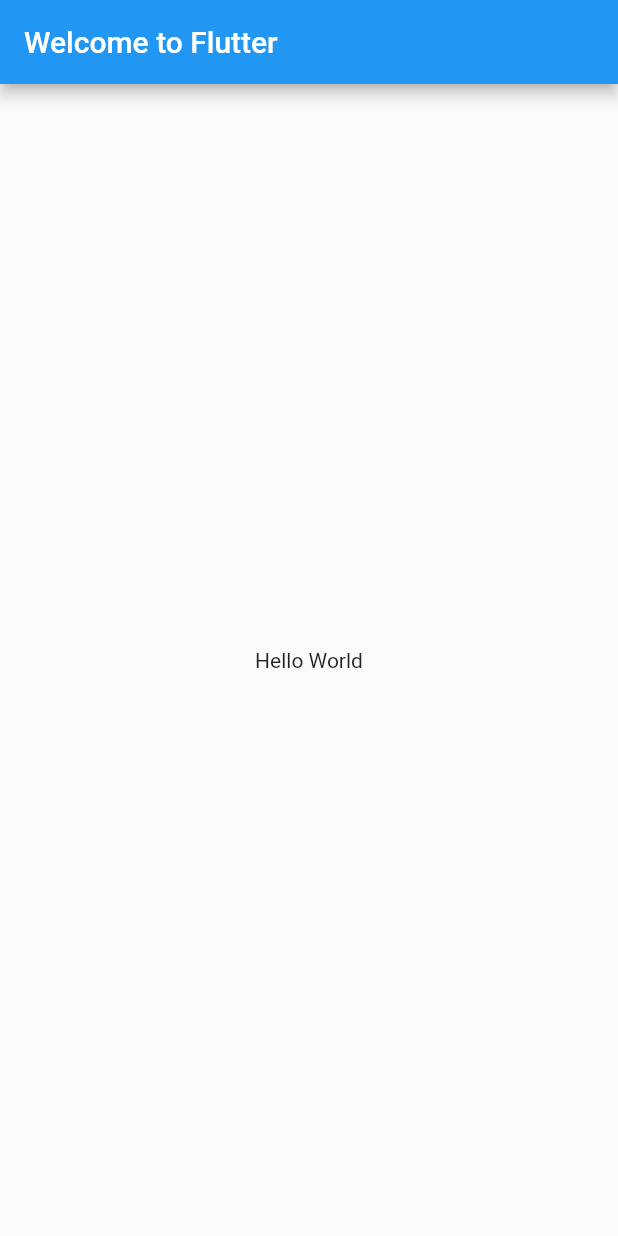
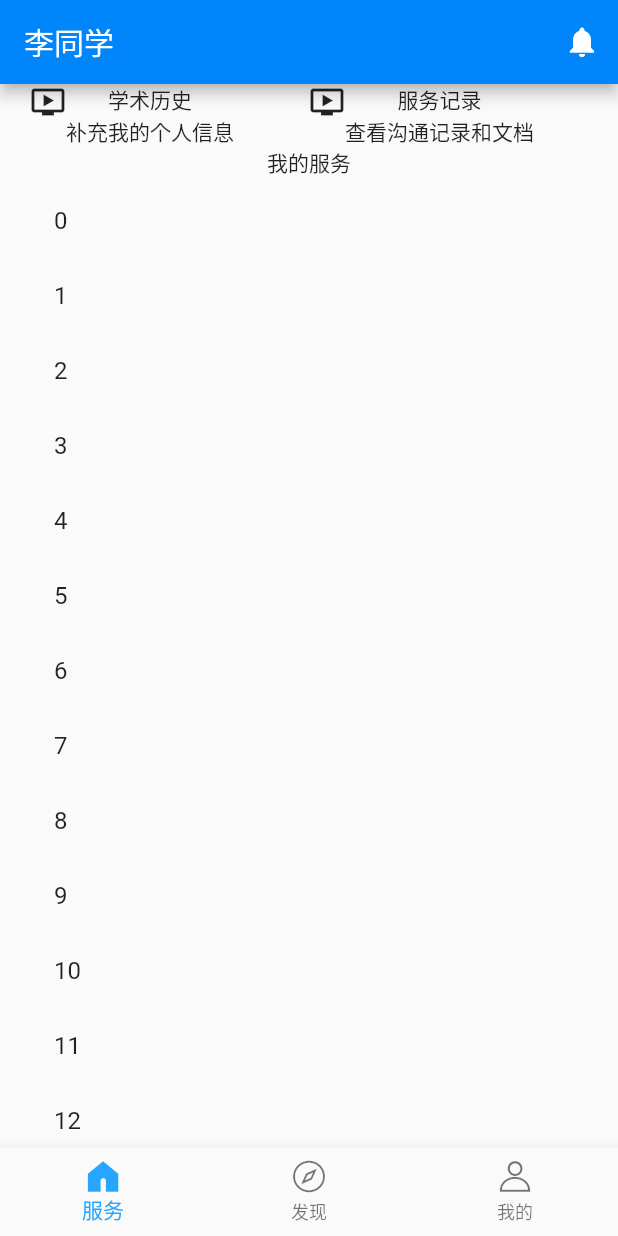
Before and after one commit to kui-wang-dada/myFlutter, a Flutter app: the screen it shows after launch, on a phone screen of 412 x 824 dp. Run offline on Flutter 3.47's test engine with Material 2 defaults, Android fonts, the phone set to English and light mode, and no system bars; our stand-ins replace fluro; statements that could not run were skipped.

Commit message:
底部栏和属性熟悉

```diff
--- a/lib/main.dart
+++ b/lib/main.dart
@@ -1,19 +1,32 @@
+import 'package:fluro/fluro.dart';
 import 'package:flutter/material.dart';
+import 'package:hello_world/routes/container_page.dart';
+import 'package:hello_world/routes/application.dart';
+import 'package:hello_world/routes/routes.dart';
 
-void main() => runApp(new MyApp());
+void main() => runApp(MyApp());
 
 class MyApp extends StatelessWidget {
   @override
   Widget build(BuildContext context) {
-    return new MaterialApp(
-      title: 'Welcome to Flutter',
-      home: new Scaffold(
-        appBar: new AppBar(
-          title: new Text('Welcome to Flutter'),
+    //-----------------路由主要代码start
+    final router = Router();
+    Routes.configureRoutes(router);
+    Application.router = router;
+    //-----------------路由主要代码end
+
+    return Container(
+      child: MaterialApp(
+        title: 'fluro',
+        //-----------------路由主要代码start
+        onGenerateRoute: Application.router.generator,
+        //-----------------路由主要代码end
+        debugShowCheckedModeBanner: false,
+        theme: ThemeData(
+          brightness: Brightness.light,
+          primaryColor: Color(int.parse('0086fa', radix: 16)).withAlpha(255),
         ),
-        body: new Center(
-          child: new Text('Hello World'),
-        ),
+        home: ContainerPage(),
       ),
     );
   }
--- /dev/null
+++ b/lib/routes/application.dart
@@ -0,0 +1,5 @@
+import 'package:fluro/fluro.dart';
+
+class Application {
+  static Router router;
+}
--- /dev/null
+++ b/lib/routes/container_page.dart
@@ -0,0 +1,135 @@
+import 'package:flutter/material.dart';
+import 'package:hello_world/view/page/service/service.dart';
+import 'package:hello_world/view/page/find/find.dart';
+import 'package:hello_world/view/page/my/my.dart';
+
+///这个页面是作为整个APP的最外层的容器，以Tab为基础控制每个item的显示与隐藏
+class ContainerPage extends StatefulWidget {
+  ContainerPage({Key key}) : super(key: key);
+
+  @override
+  State<StatefulWidget> createState() {
+    return _ContainerPageState();
+  }
+}
+
+class _Item {
+  String name;
+  int activeIcon, normalIcon;
+
+  _Item(this.name, this.activeIcon, this.normalIcon);
+}
+
+class _ContainerPageState extends State<ContainerPage> {
+  List<Widget> pages;
+
+  final defaultItemColor = Color.fromARGB(255, 125, 125, 125);
+
+  final itemNames = [
+    _Item('服务', 0xe70f, 0xe711),
+    _Item('发现', 0xe963, 0xe962),
+    _Item('我的', 0xe70a, 0xe70e),
+  ];
+
+  List<BottomNavigationBarItem> itemList;
+
+  @override
+  void initState() {
+    super.initState();
+    print('initState _ContainerPageState');
+    if (pages == null) {
+      pages = [
+        FindPage(),
+        MyPage(),
+        ServicePage(),
+      ];
+    }
+    if (itemList == null) {
+      itemList = itemNames
+          .map((item) => BottomNavigationBarItem(
+                icon: Icon(
+                  IconData(item.normalIcon, fontFamily: 'myIcon'),
+                ),
+                title: Text(
+                  item.name,
+                  style: TextStyle(fontSize: 15.0),
+                ),
+                activeIcon: Icon(
+                  IconData(item.activeIcon, fontFamily: 'myIcon'),
+                ),
+              ))
+          .toList();
+    }
+  }
+
+  int _selectIndex = 0;
+
+//Stack（层叠布局）+Offstage组合,解决状态被重置的问题
+  Widget _getPagesWidget(int index) {
+    return Offstage(
+      offstage: _selectIndex != index,
+      child: TickerMode(
+        enabled: _selectIndex == index,
+        child: pages[index],
+      ),
+    );
+  }
+
+  @override
+  void didUpdateWidget(ContainerPage oldWidget) {
+    super.didUpdateWidget(oldWidget);
+    print('didUpdateWidget');
+  }
+
+  @override
+  Widget build(BuildContext context) {
+//    Scaffold({
+//    Key key,
+//    this.appBar,
+//    this.body,
+//    this.floatingActionButton,
+//    this.floatingActionButtonLocation,
+//    this.floatingActionButtonAnimator,
+//    this.persistentFooterButtons,
+//    this.drawer,
+//    this.endDrawer,
+//    this.bottomNavigationBar,
+//    this.bottomSheet,
+//    this.backgroundColor,
+//    this.resizeToAvoidBottomPadding = true,
+//    this.primary = true,
+//    })
+    print('build _ContainerPageState');
+    return Scaffold(
+      body: new Stack(
+        children: [
+          _getPagesWidget(0),
+          _getPagesWidget(1),
+          _getPagesWidget(2),
+        ],
+      ),
+//        List<BottomNavigationBarItem>
+//        @required this.icon,
+//    this.title,
+//    Widget activeIcon,
+//    this.backgroundColor,
+      backgroundColor: Color.fromARGB(255, 248, 248, 248),
+      bottomNavigationBar: BottomNavigationBar(
+        items: itemList,
+        onTap: (int index) {
+          ///这里根据点击的index来显示，非index的page均隐藏
+          setState(() {
+            _selectIndex = index;
+          });
+        },
+        //图标大小
+        iconSize: 24,
+        //当前选中的索引
+        currentIndex: _selectIndex,
+        //选中后，底部BottomNavigationBar内容的颜色(选中时，默认为主题色)（仅当type: BottomNavigationBarType.fixed,时生效）
+        fixedColor: Color(int.parse('26a6ff', radix: 16)).withAlpha(255),
+        type: BottomNavigationBarType.fixed,
+      ),
+    );
+  }
+}
--- /dev/null
+++ b/lib/routes/router_handler.dart
@@ -0,0 +1,37 @@
+import 'package:flutter/material.dart';
+import 'package:fluro/fluro.dart';
+import 'package:hello_world/view/page/service/service.dart';
+import 'package:hello_world/view/page/login/login.dart';
+import 'package:hello_world/view/page/find/find.dart';
+import 'package:hello_world/view/page/my/my.dart';
+
+/* *
+ * handler就是每个路由的规则，编写handler就是配置路由规则，
+ * 比如我们要传递参数，参数的值是什么，这些都需要在Handler中完成。
+ */
+
+// 首页
+Handler indexPageHanderl = Handler(
+  handlerFunc: (BuildContext context, Map<String, List<String>> params) {
+    return FindPage();
+  },
+);
+
+// 正常路由跳转
+Handler normalPageHanderl = Handler(
+    handlerFunc: (BuildContext context, Map<String, List<String>> params) {
+  return MyPage();
+});
+
+// 路由传参
+Handler routingReferenceHanderl = Handler(
+    handlerFunc: (BuildContext context, Map<String, List<String>> params) {
+  String id = params['id'].first;
+  return ServicePage(id: id);
+});
+
+// 登陆页面
+Handler loginHanderl = Handler(
+    handlerFunc: (BuildContext context, Map<String, List<String>> params) {
+  return Login();
+});
--- /dev/null
+++ b/lib/routes/routes.dart
@@ -0,0 +1,25 @@
+import 'package:flutter/material.dart';
+import 'package:fluro/fluro.dart';
+import './router_handler.dart';
+
+class Routes {
+  static String root = '/';
+  static String indexPage = '/indexPage';
+  static String normalPage = '/normalPage';
+  static String routingReference = '/routingReference';
+  static String login = '/login';
+  static void configureRoutes(Router router) {
+    router.notFoundHandler = new Handler(
+      handlerFunc: (BuildContext context, Map<String, List<String>> params) {
+        print('ERROR====>ROUTE WAS NOT FONUND!!!'); // 找不到路由，跳转404页面
+        print('找不到路由，404');
+      },
+    );
+
+    // 路由页面配置
+    router.define(indexPage, handler: indexPageHanderl);
+    router.define(normalPage, handler: normalPageHanderl);
+    router.define(routingReference, handler: routingReferenceHanderl);
+    router.define(login, handler: loginHanderl);
+  }
+}
--- /dev/null
+++ b/lib/view/page/find/find.dart
@@ -0,0 +1,67 @@
+import 'package:flutter/material.dart';
+import 'package:hello_world/routes/navigator_util.dart';
+
+class FindPage extends StatefulWidget {
+  @override
+  _IndexPageState createState() => _IndexPageState();
+}
+
+class _IndexPageState extends State<FindPage> {
+  @override
+  Widget build(BuildContext context) {
+    return Scaffold(
+        appBar: AppBar(
+          title: Text('李同学'),
+          actions: <Widget>[
+            //导航栏右侧菜单
+            IconButton(icon: Icon(Icons.notifications), onPressed: () {}),
+          ],
+        ),
+        body: Padding(
+            child: Column(children: <Widget>[
+              buildTopRow(context),
+              buildCenterRow(context),
+            ]),
+            padding: EdgeInsets.symmetric(horizontal: 20.0)));
+  }
+
+  Widget buildTopRow(BuildContext context) {
+    return Flex(
+      direction: Axis.horizontal,
+      children: <Widget>[
+        Expanded(flex: 1, child: buildTab(context, '学术历史', '补充我的个人信息')),
+        Expanded(flex: 1, child: buildTab(context, '服务记录', '查看沟通记录和文档')),
+      ],
+    );
+  }
+
+  Widget buildCenterRow(BuildContext context) {
+    return Column(
+      children: <Widget>[
+        Text('我的服务'),
+        ListView.builder(
+            itemCount: 100,
+            shrinkWrap: true,
+            itemExtent: 50.0, //强制高度为50.0
+            itemBuilder: (BuildContext context, int index) {
+              return ListTile(title: Text("$index"));
+            })
+      ],
+    );
+  }
+
+  Widget buildTab(BuildContext context, String name, String label) {
+    return Row(
+      crossAxisAlignment: CrossAxisAlignment.start,
+      children: <Widget>[
+        Icon(Icons.ondemand_video),
+        Column(
+          children: <Widget>[
+            Text(name),
+            Text(label),
+          ],
+        )
+      ],
+    );
+  }
+}
```
Also changed, not shown: lib/routes/navigator_util.dart (added, +104 -0 lines), lib/view/page/login/login.dart (added, +20 -0 lines), lib/view/page/my/my.dart (added, +13 -0 lines), lib/view/page/service/service.dart (added, +16 -0 lines), pubspec.yaml (+7 -7 lines), lib/assets/fonts/iconfont.ttf (added), lib/assets/images/ic_tab_group_active.png (added), lib/assets/images/ic_tab_group_normal.png (added), lib/assets/images/ic_tab_home_active.png (added), lib/assets/images/ic_tab_home_normal.png (added), lib/assets/images/ic_tab_subject_active.png (added), lib/assets/images/ic_tab_subject_normal.png (added), pubspec.lock.
